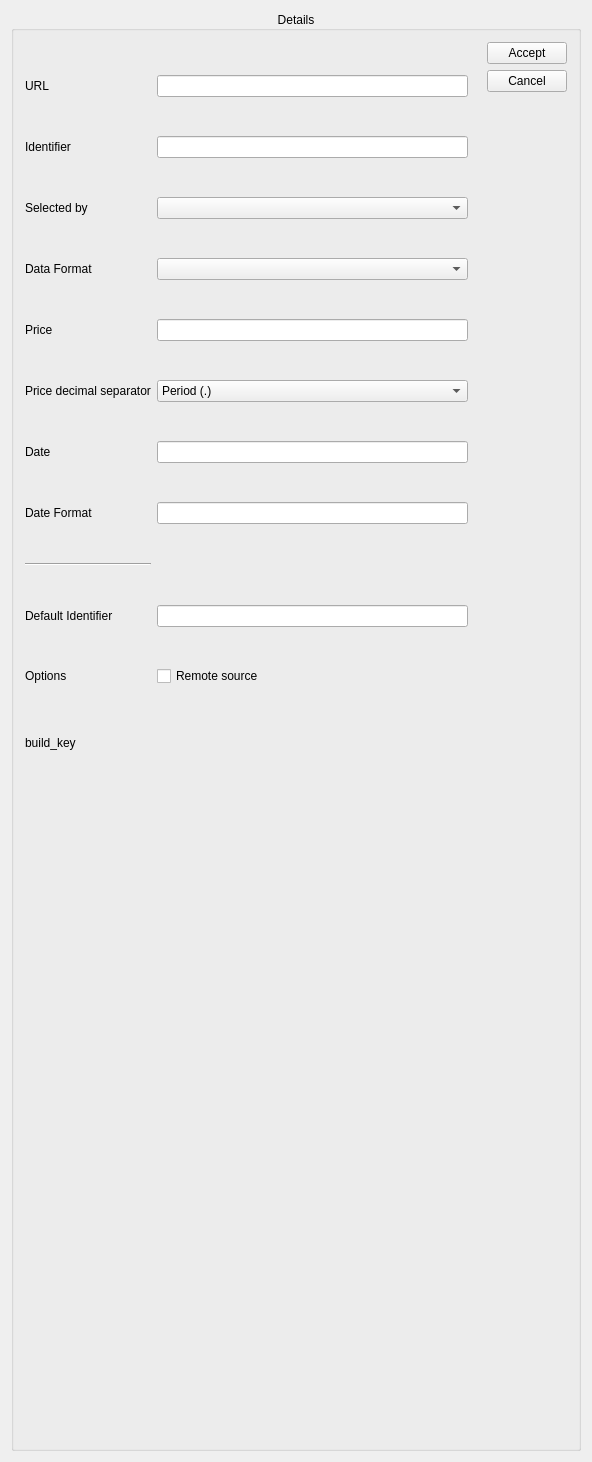
Old version of the form src/alkonlinequotedetails.ui in the repository KDE/alkimia.
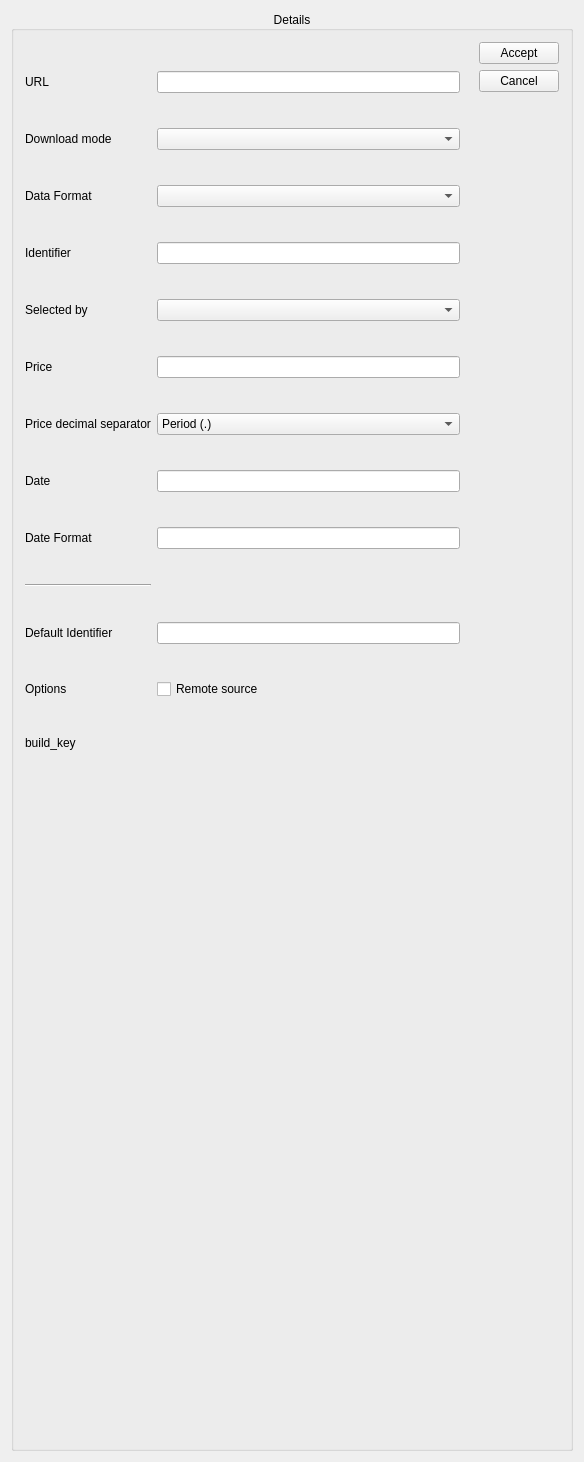
New version of the form. Icons and pictures are not drawn. Custom widgets are drawn as their Qt base class.

Commit message:
Add download type to class AlkOnlineQuote[Source] and in ui
With this commit one instance of class AlkWebPage is used
for downloading and showing the html content, which fixed
bug 479440.

BUG:483138
BUG:479440
FIXED-IN:8.2

Diff of the .ui file:
```diff
--- a/src/alkonlinequotedetails.ui
+++ b/src/alkonlinequotedetails.ui
@@ -6,7 +6,7 @@
    <rect>
     <x>0</x>
     <y>0</y>
-    <width>592</width>
+    <width>584</width>
     <height>1462</height>
    </rect>
   </property>
@@ -36,7 +36,14 @@
        <layout class="QHBoxLayout" name="horizontalLayout_2">
         <item>
          <layout class="QGridLayout" name="gridLayout">
-          <item row="10" column="1">
+          <item row="1" column="0">
+           <widget class="QLabel" name="label_4">
+            <property name="text">
+             <string>Download mode</string>
+            </property>
+           </widget>
+          </item>
+          <item row="13" column="1">
            <widget class="QCheckBox" name="m_ghnsSource">
             <property name="whatsThis">
              <string/>
@@ -46,8 +53,15 @@
             </property>
            </widget>
           </item>
-          <item row="0" column="1">
-           <widget class="KLineEdit" name="m_editURL">
+          <item row="10" column="3">
+           <widget class="QLabel" name="m_dateFormatCheckLabel">
+            <property name="text">
+             <string/>
+            </property>
+           </widget>
+          </item>
+          <item row="7" column="1">
+           <widget class="KLineEdit" name="m_editPrice">
             <property name="toolTip">
              <string>URL to be used to download the quote</string>
             </property>
@@ -56,28 +70,21 @@
             </property>
            </widget>
           </item>
-          <item row="1" column="1">
+          <item row="4" column="1">
            <widget class="KLineEdit" name="m_editIdentifier">
             <property name="toolTip">
              <string>Regular Expression to extract the identifier from the downloaded data</string>
             </property>
            </widget>
           </item>
-          <item row="6" column="3">
-           <widget class="QLabel" name="m_dateCheckLabel">
-            <property name="text">
-             <string/>
-            </property>
-           </widget>
-          </item>
-          <item row="3" column="1">
-           <widget class="KComboBox" name="m_editDataFormat">
+          <item row="9" column="1">
+           <widget class="KLineEdit" name="m_editDate">
             <property name="toolTip">
              <string>The type of data expected to downloaded and processed.</string>
             </property>
            </widget>
           </item>
-          <item row="1" column="0">
+          <item row="4" column="0">
            <widget class="QLabel" name="textLabel2">
             <property name="text">
              <string>Identifier</string>
@@ -87,116 +94,65 @@
             </property>
            </widget>
           </item>
-          <item row="7" column="3">
-           <widget class="QLabel" name="m_dateFormatCheckLabel">
+          <item row="7" column="0">
+           <widget class="QLabel" name="textLabel3">
+            <property name="text">
+             <string>Price</string>
+            </property>
+            <property name="wordWrap">
+             <bool>false</bool>
+            </property>
+           </widget>
+          </item>
+          <item row="12" column="0">
+           <widget class="QLabel" name="label_5">
+            <property name="text">
+             <string>Default Identifier</string>
+            </property>
+           </widget>
+          </item>
+          <item row="5" column="0">
+           <widget class="QLabel" name="m_editIdSelectorLabel">
+            <property name="text">
+             <string>Selected by</string>
+            </property>
+           </widget>
+          </item>
+          <item row="9" column="3">
+           <widget class="QLabel" name="m_dateCheckLabel">
             <property name="text">
              <string/>
             </property>
            </widget>
           </item>
-          <item row="2" column="1">
-           <widget class="KComboBox" name="m_editIdSelector">
-            <property name="toolTip">
-             <string>How to select the identifier</string>
-            </property>
-           </widget>
-          </item>
-          <item row="6" column="1">
-           <widget class="KLineEdit" name="m_editDate">
-            <property name="toolTip">
-             <string>Regular Expression to extract the date from the downloaded data</string>
-            </property>
-           </widget>
-          </item>
-          <item row="8" column="0">
+          <item row="11" column="0">
            <widget class="Line" name="line">
             <property name="orientation">
              <enum>Qt::Horizontal</enum>
             </property>
            </widget>
           </item>
-          <item row="2" column="0">
-           <widget class="QLabel" name="m_editIdSelectorLabel">
-            <property name="text">
-             <string>Selected by</string>
-            </property>
-           </widget>
-          </item>
-          <item row="6" column="0">
-           <widget class="QLabel" name="textLabel4">
-            <property name="text">
-             <string>Date</string>
-            </property>
-            <property name="wordWrap">
-             <bool>false</bool>
-            </property>
-           </widget>
-          </item>
-          <item row="4" column="3">
-           <widget class="QLabel" name="m_priceCheckLabel">
-            <property name="text">
-             <string/>
-            </property>
-           </widget>
-          </item>
-          <item row="5" column="0">
+          <item row="8" column="0">
            <widget class="QLabel" name="label_2">
             <property name="text">
              <string>Price decimal separator</string>
             </property>
            </widget>
           </item>
-          <item row="4" column="0">
-           <widget class="QLabel" name="textLabel3">
-            <property name="text">
-             <string>Price</string>
-            </property>
-            <property name="wordWrap">
-             <bool>false</bool>
+          <item row="5" column="1">
+           <widget class="KComboBox" name="m_editIdSelector">
+            <property name="toolTip">
+             <string>How to select the identifier</string>
             </property>
            </widget>
           </item>
-          <item row="1" column="3">
+          <item row="4" column="3">
            <widget class="QLabel" name="m_symbolCheckLabel">
             <property name="text">
              <string/>
             </property>
            </widget>
           </item>
-          <item row="7" column="0">
-           <widget class="QLabel" name="textLabel4_2">
-            <property name="text">
-             <string>Date Format</string>
-            </property>
-            <property name="wordWrap">
-             <bool>false</bool>
-            </property>
-           </widget>
-          </item>
-          <item row="9" column="0">
-           <widget class="QLabel" name="label_5">
-            <property name="text">
-             <string>Default Identifier</string>
-            </property>
-           </widget>
-          </item>
-          <item row="0" column="0">
-           <widget class="QLabel" name="textLabel1">
-            <property name="text">
-             <string>URL</string>
-            </property>
-            <property name="wordWrap">
-             <bool>false</bool>
-            </property>
-           </widget>
-          </item>
-          <item row="7" column="1">
-           <widget class="KLineEdit" name="m_editDateFormat">
-            <property name="toolTip">
-             <string>Regular Expression to extract the date from the downloaded data</string>
-            </property>
-           </widget>
-          </item>
           <item row="3" column="0">
            <widget class="QLabel" name="label">
             <property name="text">
@@ -204,27 +160,19 @@
             </property>
            </widget>
           </item>
-          <item row="10" column="0">
-           <widget class="QLabel" name="label_3">
-            <property name="text">
-             <string>Options</string>
-            </property>
-           </widget>
-          </item>
-          <item row="9" column="1">
-           <widget class="KLineEdit" name="m_editDefaultId">
+          <item row="0" column="1">
+           <widget class="KLineEdit" name="m_editURL">
             <property name="toolTip">
              <string>An identifier that is known to work for this online quote source</string>
             </property>
-           </widget>
-          </item>
-          <item row="4" column="1">
-           <widget class="KLineEdit" name="m_editPrice">
-            <property name="toolTip">
-             <string>Regular Expression to extract the price from the downloaded data</string>
+            <property name="whatsThis">
+             <string>Enter the URL from which stock quotes will be fetched.  &lt;b&gt;%1&lt;/b&gt; will be replaced with the symbol for the security being quoted. For currency conversions, &lt;b&gt;%2&lt;/b&gt; will be replaced with the currency to be quoted and &lt;b&gt;%1&lt;/b&gt; with the currency the quote is based on.</string>
             </property>
            </widget>
           </item>
+          <item row="1" column="1">
+           <widget class="KComboBox" name="m_editDownloadType"/>
+          </item>
           <item row="0" column="3">
            <widget class="QLabel" name="m_urlCheckLabel">
             <property name="text">
@@ -232,7 +180,7 @@
             </property>
            </widget>
           </item>
-          <item row="5" column="1">
+          <item row="8" column="1">
            <widget class="KComboBox" name="m_editPriceDecimalSeparator">
             <item>
              <property name="text">
@@ -251,6 +199,71 @@
             </item>
            </widget>
           </item>
+          <item row="10" column="1">
+           <widget class="KLineEdit" name="m_editDateFormat">
+            <property name="toolTip">
+             <string>Regular Expression to extract the date from the downloaded data</string>
+            </property>
+           </widget>
+          </item>
+          <item row="13" column="0">
+           <widget class="QLabel" name="label_3">
+            <property name="text">
+             <string>Options</string>
+            </property>
+           </widget>
+          </item>
+          <item row="7" column="3">
+           <widget class="QLabel" name="m_priceCheckLabel">
+            <property name="text">
+             <string/>
+            </property>
+           </widget>
+          </item>
+          <item row="10" column="0">
+           <widget class="QLabel" name="textLabel4_2">
+            <property name="text">
+             <string>Date Format</string>
+            </property>
+            <property name="wordWrap">
+             <bool>false</bool>
+            </property>
+           </widget>
+          </item>
+          <item row="0" column="0">
+           <widget class="QLabel" name="textLabel1">
+            <property name="text">
+             <string>URL</string>
+            </property>
+            <property name="wordWrap">
+             <bool>false</bool>
+            </property>
+           </widget>
+          </item>
+          <item row="12" column="1">
+           <widget class="KLineEdit" name="m_editDefaultId">
+            <property name="toolTip">
+             <string>An identifier that is known to work for this online quote source</string>
+            </property>
+           </widget>
+          </item>
+          <item row="9" column="0">
+           <widget class="QLabel" name="textLabel4">
+            <property name="text">
+             <string>Date</string>
+            </property>
+            <property name="wordWrap">
+             <bool>false</bool>
+            </property>
+           </widget>
+          </item>
+          <item row="3" column="1">
+           <widget class="KComboBox" name="m_editDataFormat">
+            <property name="toolTip">
+             <string>The type of data expected to downloaded and processed.</string>
+            </property>
+           </widget>
+          </item>
          </layout>
         </item>
         <item>
```
Left out of the diff: 12 changed lines with no effect on the pictures. The commit also changes 11 other files.
